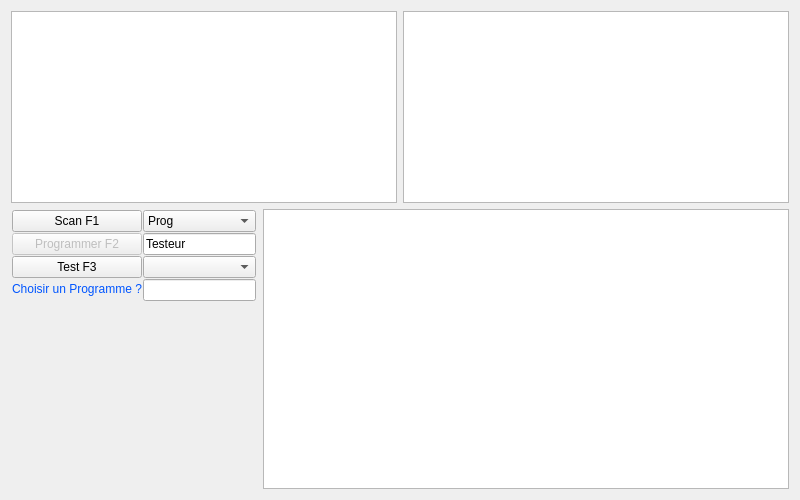
Old version of the form IHM/testcable.ui in the repository Narco360/TestCABLE.
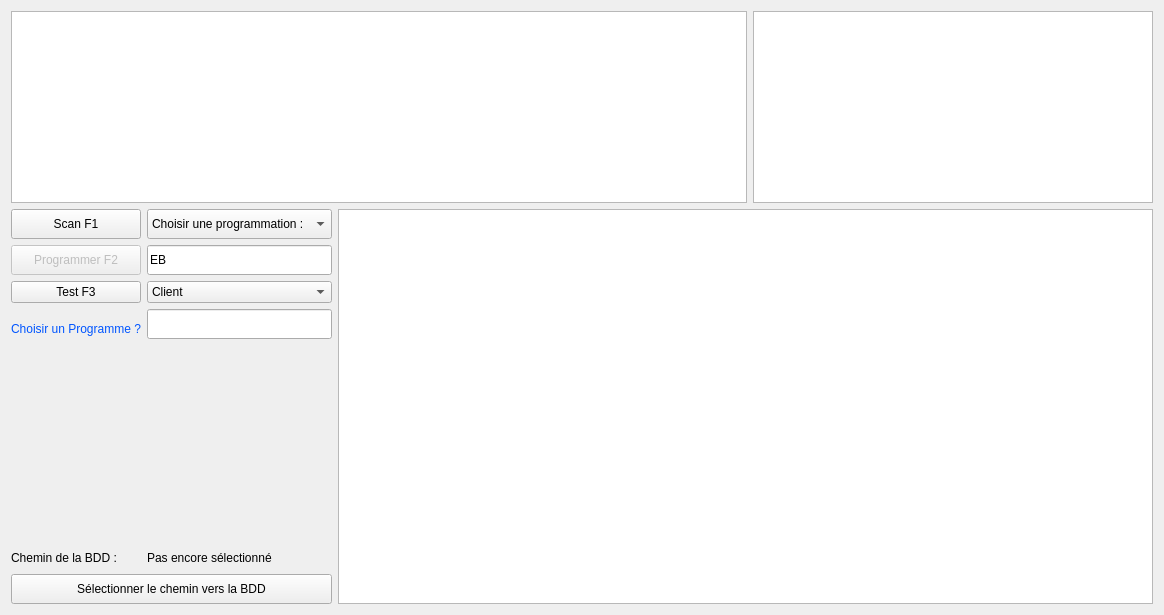
New version of the form. Custom widgets are drawn as their Qt base class.

What changed in the file:
```diff
--- a/IHM/testcable.ui
+++ b/IHM/testcable.ui
@@ -6,8 +6,8 @@
    <rect>
     <x>0</x>
     <y>0</y>
-    <width>800</width>
-    <height>500</height>
+    <width>1164</width>
+    <height>615</height>
    </rect>
   </property>
   <property name="sizePolicy">
@@ -37,9 +37,9 @@
   <property name="windowTitle">
    <string>TestCable</string>
   </property>
-  <layout class="QGridLayout" name="gridLayout">
+  <layout class="QGridLayout" name="gridLayout_2">
    <item row="0" column="0" colspan="2">
-    <layout class="QHBoxLayout" name="horizontalLayout">
+    <layout class="QHBoxLayout" name="layoutTbl">
      <item>
       <widget class="QTableView" name="tbvDevices">
        <property name="sizePolicy">
@@ -57,9 +57,9 @@
       </widget>
      </item>
      <item>
-      <widget class="QTableView" name="tableView_2">
+      <widget class="QTextEdit" name="txeConsole">
        <property name="sizePolicy">
-        <sizepolicy hsizetype="MinimumExpanding" vsizetype="Fixed">
+        <sizepolicy hsizetype="MinimumExpanding" vsizetype="MinimumExpanding">
          <horstretch>0</horstretch>
          <verstretch>0</verstretch>
         </sizepolicy>
@@ -93,81 +93,186 @@
     </layout>
    </item>
    <item row="1" column="0">
-    <layout class="QVBoxLayout" name="verticalLayout" stretch="1">
-     <property name="spacing">
-      <number>1</number>
-     </property>
-     <property name="sizeConstraint">
-      <enum>QLayout::SetFixedSize</enum>
-     </property>
-     <property name="leftMargin">
-      <number>1</number>
-     </property>
-     <property name="topMargin">
-      <number>1</number>
-     </property>
-     <property name="rightMargin">
-      <number>1</number>
-     </property>
-     <property name="bottomMargin">
-      <number>1</number>
-     </property>
+    <layout class="QGridLayout" name="layoutBu">
+     <item row="0" column="1">
+      <widget class="QComboBox" name="cboProg">
+       <property name="sizePolicy">
+        <sizepolicy hsizetype="Expanding" vsizetype="Expanding">
+         <horstretch>0</horstretch>
+         <verstretch>0</verstretch>
+        </sizepolicy>
+       </property>
+       <property name="minimumSize">
+        <size>
+         <width>0</width>
+         <height>0</height>
+        </size>
+       </property>
+       <property name="maximumSize">
+        <size>
+         <width>16777215</width>
+         <height>30</height>
+        </size>
+       </property>
+       <item>
+        <property name="text">
+         <string>Choisir une programmation :</string>
+        </property>
+       </item>
+       <item>
+        <property name="text">
+         <string>RS 232</string>
+        </property>
+       </item>
+       <item>
+        <property name="text">
+         <string>RS 485</string>
+        </property>
+       </item>
      <item>
-      <layout class="QHBoxLayout" name="horizontalLayout_3">
-       <property name="sizeConstraint">
-        <enum>QLayout::SetMinimumSize</enum>
-       </property>
+        <property name="text">
+         <string>TTL 3v3</string>
+        </property>
+       </item>
        <item>
-        <layout class="QVBoxLayout" name="verticalLayout_6">
-         <property name="sizeConstraint">
-          <enum>QLayout::SetMinimumSize</enum>
-         </property>
+        <property name="text">
+         <string>TTL 3v3 REG</string>
+        </property>
+       </item>
          <item>
+        <property name="text">
+         <string>TTL 5v</string>
+        </property>
+       </item>
+      </widget>
+     </item>
+     <item row="0" column="0">
           <widget class="QPushButton" name="pbuScan">
            <property name="sizePolicy">
-            <sizepolicy hsizetype="Expanding" vsizetype="Fixed">
+        <sizepolicy hsizetype="Expanding" vsizetype="Expanding">
              <horstretch>0</horstretch>
              <verstretch>0</verstretch>
             </sizepolicy>
            </property>
+       <property name="minimumSize">
+        <size>
+         <width>0</width>
+         <height>30</height>
+        </size>
+       </property>
+       <property name="maximumSize">
+        <size>
+         <width>16777215</width>
+         <height>30</height>
+        </size>
+       </property>
            <property name="text">
             <string>Scan F1</string>
            </property>
           </widget>
          </item>
+     <item row="2" column="0">
+      <widget class="QPushButton" name="pbuTest">
+       <property name="sizePolicy">
+        <sizepolicy hsizetype="Expanding" vsizetype="Expanding">
+         <horstretch>0</horstretch>
+         <verstretch>0</verstretch>
+        </sizepolicy>
+       </property>
+       <property name="minimumSize">
+        <size>
+         <width>0</width>
+         <height>0</height>
+        </size>
+       </property>
+       <property name="maximumSize">
+        <size>
+         <width>16777215</width>
+         <height>30</height>
+        </size>
+       </property>
+       <property name="text">
+        <string>Test F3</string>
+       </property>
+      </widget>
+     </item>
+     <item row="1" column="1">
+      <widget class="QLineEdit" name="lneTesteur">
+       <property name="sizePolicy">
+        <sizepolicy hsizetype="Expanding" vsizetype="Expanding">
+         <horstretch>0</horstretch>
+         <verstretch>0</verstretch>
+        </sizepolicy>
+       </property>
+       <property name="maximumSize">
+        <size>
+         <width>16777215</width>
+         <height>30</height>
+        </size>
+       </property>
+       <property name="text">
+        <string>EB</string>
+       </property>
+      </widget>
+     </item>
+     <item row="2" column="1">
+      <widget class="QComboBox" name="cboClient">
+       <property name="sizePolicy">
+        <sizepolicy hsizetype="Expanding" vsizetype="Expanding">
+         <horstretch>0</horstretch>
+         <verstretch>0</verstretch>
+        </sizepolicy>
+       </property>
+       <property name="maximumSize">
+        <size>
+         <width>16777215</width>
+         <height>30</height>
+        </size>
+       </property>
          <item>
+        <property name="text">
+         <string>Client</string>
+        </property>
+       </item>
+       <item>
+        <property name="text">
+         <string>GEFRAN</string>
+        </property>
+       </item>
+      </widget>
+     </item>
+     <item row="1" column="0">
           <widget class="QPushButton" name="pbuProg">
            <property name="enabled">
             <bool>false</bool>
            </property>
            <property name="sizePolicy">
-            <sizepolicy hsizetype="Expanding" vsizetype="Fixed">
+        <sizepolicy hsizetype="Expanding" vsizetype="Expanding">
              <horstretch>0</horstretch>
              <verstretch>0</verstretch>
             </sizepolicy>
            </property>
+       <property name="minimumSize">
+        <size>
+         <width>0</width>
+         <height>30</height>
+        </size>
+       </property>
+       <property name="maximumSize">
+        <size>
+         <width>16777215</width>
+         <height>30</height>
+        </size>
+       </property>
            <property name="text">
             <string>Programmer F2</string>
            </property>
           </widget>
          </item>
-         <item>
-          <widget class="QPushButton" name="pbuTest">
-           <property name="sizePolicy">
-            <sizepolicy hsizetype="Expanding" vsizetype="Fixed">
-             <horstretch>0</horstretch>
-             <verstretch>0</verstretch>
-            </sizepolicy>
-           </property>
-           <property name="text">
-            <string>Test F3</string>
-           </property>
-          </widget>
-         </item>
-         <item>
+     <item row="3" column="0">
           <widget class="ClicableLabel" name="clblAide">
            <property name="sizePolicy">
-            <sizepolicy hsizetype="Minimum" vsizetype="Ignored">
+        <sizepolicy hsizetype="Minimum" vsizetype="Expanding">
              <horstretch>0</horstretch>
              <verstretch>0</verstretch>
             </sizepolicy>
@@ -175,7 +280,7 @@
            <property name="minimumSize">
             <size>
              <width>0</width>
-             <height>15</height>
+         <height>30</height>
             </size>
            </property>
            <property name="maximumSize">
@@ -192,73 +297,93 @@
            </property>
           </widget>
          </item>
-        </layout>
-       </item>
-       <item>
-        <layout class="QVBoxLayout" name="verticalLayout_7">
+     <item row="3" column="1">
+      <widget class="DateCode" name="dlneDateCode">
+       <property name="maximumSize">
+        <size>
+         <width>16777215</width>
+         <height>30</height>
+        </size>
+       </property>
+      </widget>
+     </item>
+    </layout>
+   </item>
+   <item row="1" column="1" rowspan="4">
+    <widget class="QTableView" name="tbvBdd">
+     <property name="sizePolicy">
+      <sizepolicy hsizetype="Expanding" vsizetype="Expanding">
+       <horstretch>1</horstretch>
+       <verstretch>1</verstretch>
+      </sizepolicy>
+     </property>
+     <property name="maximumSize">
+      <size>
+       <width>16777215</width>
+       <height>16777215</height>
+      </size>
+     </property>
+    </widget>
+   </item>
+   <item row="4" column="0">
+    <layout class="QGridLayout" name="gridLayout">
          <property name="sizeConstraint">
-          <enum>QLayout::SetMinimumSize</enum>
-         </property>
-         <item>
-          <widget class="QComboBox" name="cboProg">
+      <enum>QLayout::SetFixedSize</enum>
+     </property>
+     <item row="0" column="0">
+      <widget class="QLabel" name="label">
            <property name="sizePolicy">
-            <sizepolicy hsizetype="Expanding" vsizetype="Fixed">
+        <sizepolicy hsizetype="Minimum" vsizetype="Minimum">
              <horstretch>0</horstretch>
              <verstretch>0</verstretch>
             </sizepolicy>
            </property>
-           <item>
-            <property name="text">
-             <string>Prog</string>
-            </property>
-           </item>
-           <item>
+       <property name="maximumSize">
+        <size>
+         <width>130</width>
+         <height>20</height>
+        </size>
+       </property>
             <property name="text">
-             <string>Un Programme</string>
-            </property>
-           </item>
-          </widget>
-         </item>
-         <item>
-          <widget class="QLineEdit" name="lneTesteur">
-           <property name="sizePolicy">
-            <sizepolicy hsizetype="Expanding" vsizetype="Fixed">
-             <horstretch>0</horstretch>
-             <verstretch>0</verstretch>
-            </sizepolicy>
+        <string>Chemin de la BDD :</string>
+       </property>
+      </widget>
+     </item>
+     <item row="1" column="0" colspan="2">
+      <widget class="QPushButton" name="pbuDir">
+       <property name="maximumSize">
+        <size>
+         <width>16777215</width>
+         <height>30</height>
+        </size>
            </property>
            <property name="text">
-            <string>Testeur</string>
+        <string>Sélectionner le chemin vers la BDD</string>
            </property>
           </widget>
          </item>
-         <item>
-          <widget class="QComboBox" name="cboClient">
+     <item row="0" column="1">
+      <widget class="QLabel" name="lblBdd">
            <property name="sizePolicy">
-            <sizepolicy hsizetype="Expanding" vsizetype="Fixed">
+        <sizepolicy hsizetype="Minimum" vsizetype="Minimum">
              <horstretch>0</horstretch>
              <verstretch>0</verstretch>
             </sizepolicy>
            </property>
-          </widget>
-         </item>
-         <item>
-          <widget class="QLineEdit" name="lneDate">
-           <property name="sizePolicy">
-            <sizepolicy hsizetype="Expanding" vsizetype="Fixed">
-             <horstretch>0</horstretch>
-             <verstretch>0</verstretch>
-            </sizepolicy>
-           </property>
+       <property name="maximumSize">
+        <size>
+         <width>16777215</width>
+         <height>20</height>
+        </size>
+       </property>
+       <property name="text">
+        <string>Pas encore sélectionné</string>
+       </property>
           </widget>
          </item>
         </layout>
        </item>
-      </layout>
-     </item>
-    </layout>
-   </item>
-   <item row="2" column="0">
+   <item row="2" column="0" rowspan="2">
     <spacer name="verticalSpacer">
      <property name="orientation">
       <enum>Qt::Vertical</enum>
@@ -271,22 +396,6 @@
      </property>
     </spacer>
    </item>
-   <item row="1" column="1" rowspan="2">
-    <widget class="QTableView" name="tbvBdd">
-     <property name="sizePolicy">
-      <sizepolicy hsizetype="Expanding" vsizetype="Expanding">
-       <horstretch>1</horstretch>
-       <verstretch>1</verstretch>
-      </sizepolicy>
-     </property>
-     <property name="maximumSize">
-      <size>
-       <width>16777215</width>
-       <height>16777215</height>
-      </size>
-     </property>
-    </widget>
-   </item>
   </layout>
  </widget>
  <customwidgets>
@@ -295,6 +404,11 @@
    <extends>QLabel</extends>
    <header>clicablelabel.h</header>
   </customwidget>
+  <customwidget>
+   <class>DateCode</class>
+   <extends>QLineEdit</extends>
+   <header>datecode.h</header>
+  </customwidget>
  </customwidgets>
  <resources/>
  <connections/>
```
Left out of the diff: 12 changed lines with no effect on the pictures. Lines whose indentation alone changed are shown as unchanged.
